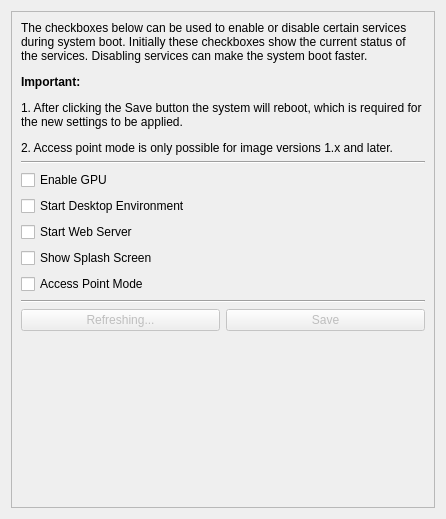
Old version of the form src/brickv/plugin_system/plugins/red/ui/red_tab_settings_services.ui in the repository Tinkerforge/brickv.
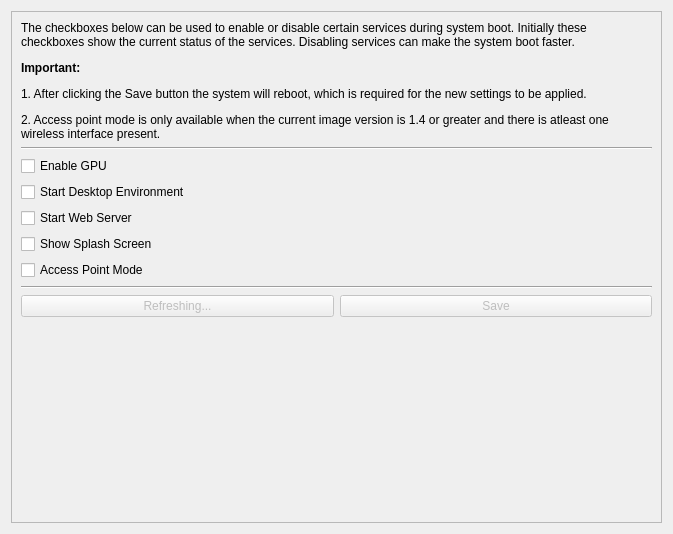
New version of the form.

Commit message: red-brick: Unify hint text style

Patch:
```diff
--- a/src/brickv/plugin_system/plugins/red/ui/red_tab_settings_services.ui
+++ b/src/brickv/plugin_system/plugins/red/ui/red_tab_settings_services.ui
@@ -6,8 +6,8 @@
    <rect>
     <x>0</x>
     <y>0</y>
-    <width>446</width>
-    <height>519</height>
+    <width>673</width>
+    <height>534</height>
    </rect>
   </property>
   <property name="windowTitle">
@@ -24,8 +24,8 @@
        <rect>
         <x>0</x>
         <y>0</y>
-        <width>426</width>
-        <height>499</height>
+        <width>653</width>
+        <height>514</height>
        </rect>
       </property>
       <layout class="QVBoxLayout" name="verticalLayout">
@@ -62,7 +62,7 @@
          <item row="0" column="0">
           <widget class="QLabel" name="label_info">
            <property name="text">
-            <string>&lt;html&gt;&lt;head/&gt;&lt;body&gt;&lt;p&gt;The checkboxes below can be used to enable or disable certain services during system boot. Initially these checkboxes show the current status of the services. Disabling services can make the system boot faster.&lt;/p&gt;&lt;p&gt;&lt;span style=&quot; font-weight:600;&quot;&gt;Important:&lt;/span&gt;&lt;/p&gt;&lt;p&gt;1. After clicking the Save button the system will reboot, which is required for the new settings to be applied.&lt;/p&gt;&lt;p&gt;2. Access point mode is only possible for image versions 1.x and later.&lt;/p&gt;&lt;/body&gt;&lt;/html&gt;</string>
+            <string>&lt;html&gt;&lt;body&gt;&lt;p&gt;The checkboxes below can be used to enable or disable certain services during system boot. Initially these checkboxes show the current status of the services. Disabling services can make the system boot faster.&lt;/p&gt;&lt;p&gt;&lt;b&gt;Important:&lt;/b&gt;&lt;/p&gt;&lt;p&gt;1. After clicking the Save button the system will reboot, which is required for the new settings to be applied.&lt;/p&gt;&lt;p&gt;2. Access point mode is only available when the current image version is 1.4 or greater and there is atleast one wireless interface present.&lt;/p&gt;&lt;/body&gt;&lt;/html&gt;</string>
            </property>
            <property name="alignment">
             <set>Qt::AlignLeading|Qt::AlignLeft|Qt::AlignTop</set>
```
The commit also changes 2 other files.
